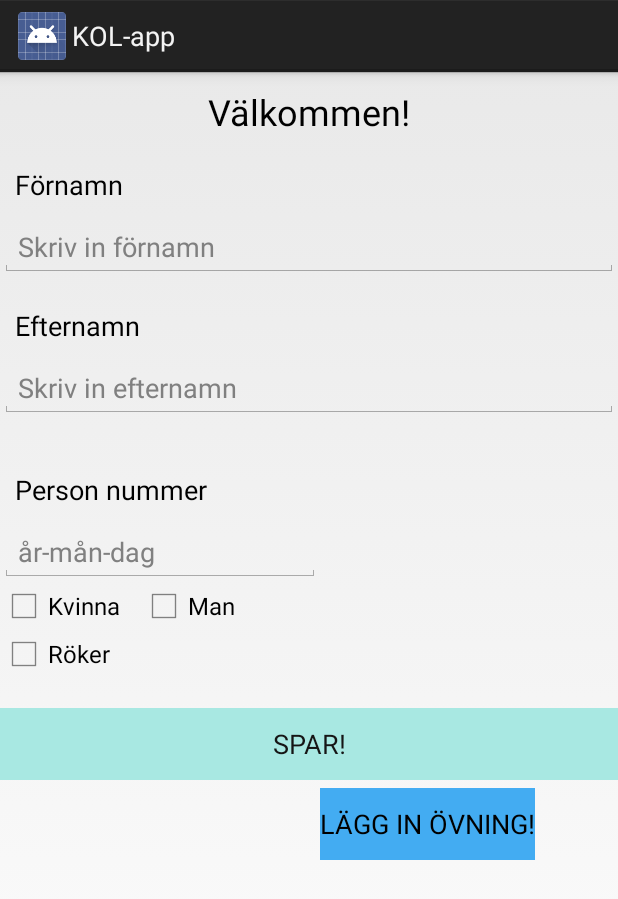
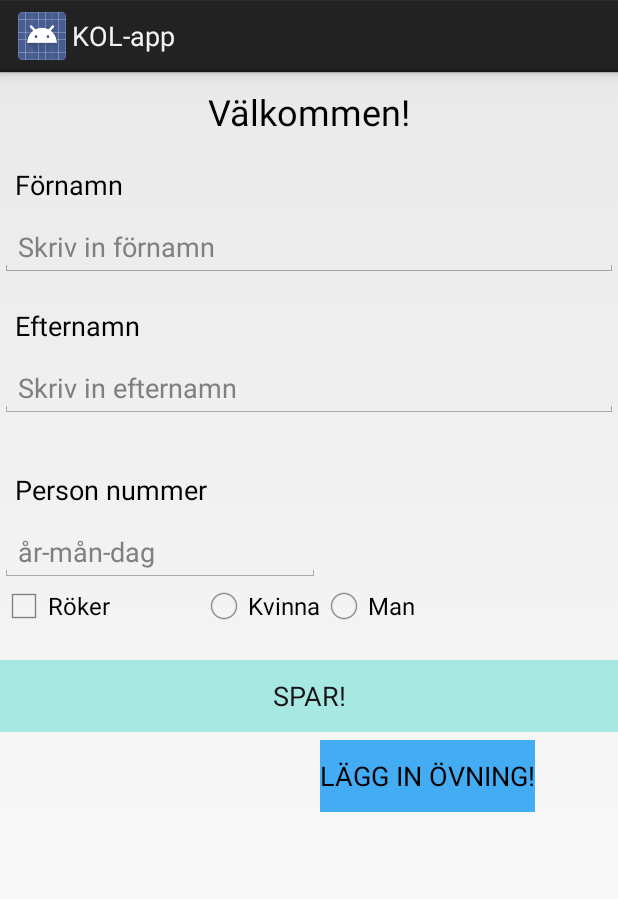
Before and after one commit to AnneliIdnert/KOL, an Android app: the layout fragment_layout_personal_pref.xml on its own in the app's theme, with its tools: preview values and no code run, on a phone screen of 412 x 824 dp. Shown: the top 899 px of the screen. Run offline under Robolectric (Android 15) with nearby library versions, the phone set to English and light mode, and no system bars.

Commit message:
done radiobutten insteed of checkboxes in personelPref

```diff
--- a/app/src/main/res/layout/fragment_layout_personal_pref.xml
+++ b/app/src/main/res/layout/fragment_layout_personal_pref.xml
@@ -79,25 +79,10 @@
     <CheckBox
         android:layout_width="wrap_content"
         android:layout_height="wrap_content"
-        android:text="@string/woman"
-        android:id="@+id/cBoxWoman"
-        android:layout_below="@+id/edPersonno" />
-
-    <CheckBox
-        android:layout_width="wrap_content"
-        android:layout_height="wrap_content"
-        android:text="@string/man"
-        android:id="@+id/cBoxMale"
-        android:layout_below="@+id/edPersonno"
-        android:layout_toEndOf="@+id/tvlastname" />
-
-    <CheckBox
-        android:layout_width="wrap_content"
-        android:layout_height="wrap_content"
         android:text="@string/smoking"
         android:id="@+id/cBoxSmoking"
-        android:layout_below="@+id/cBoxWoman"
-        android:layout_alignParentStart="true" />
+        android:layout_alignParentStart="true"
+        android:layout_below="@+id/edPersonno" />
 
     <Button
         android:layout_width="match_parent"
@@ -120,4 +105,21 @@
         android:layout_marginTop="5dp"
         android:background="#43acf2" />
 
+    <RadioButton
+        android:layout_width="wrap_content"
+        android:layout_height="wrap_content"
+        android:text="@string/woman"
+        android:id="@+id/rndButtnFemale"
+        android:layout_above="@+id/btnSavePersonalInfo"
+        android:layout_alignEnd="@+id/edPersonno" />
+
+    <RadioButton
+        android:layout_width="wrap_content"
+        android:layout_height="wrap_content"
+        android:text="@string/man"
+        android:id="@+id/rndButtnMan"
+        android:layout_below="@+id/edPersonno"
+        android:layout_toEndOf="@+id/edPersonno"
+        android:enabled="true" />
+
 </RelativeLayout>
```
Also changed, not shown: app/src/main/java/com/example/idnert/kol_app/LayoutPersonalPref.java (+22 -5 lines).
